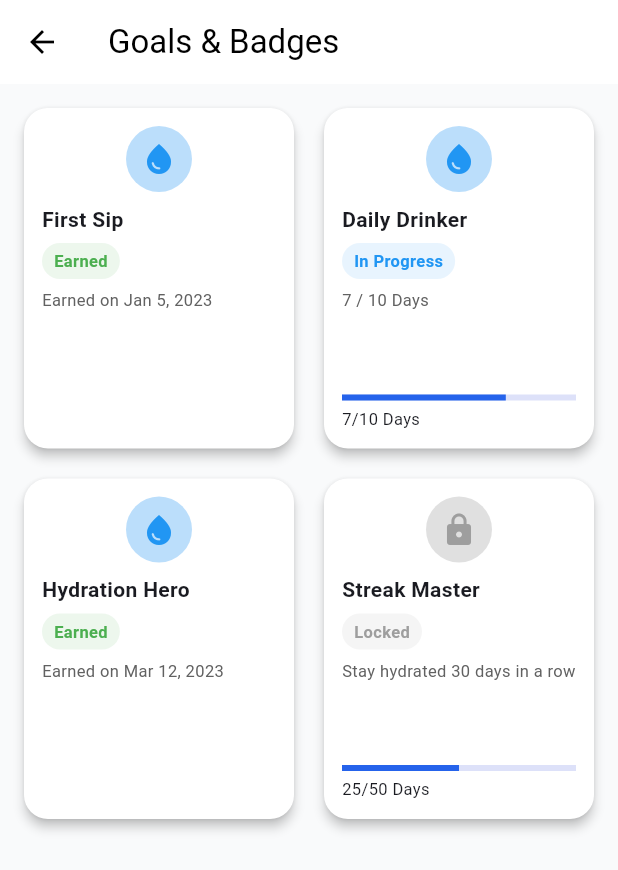
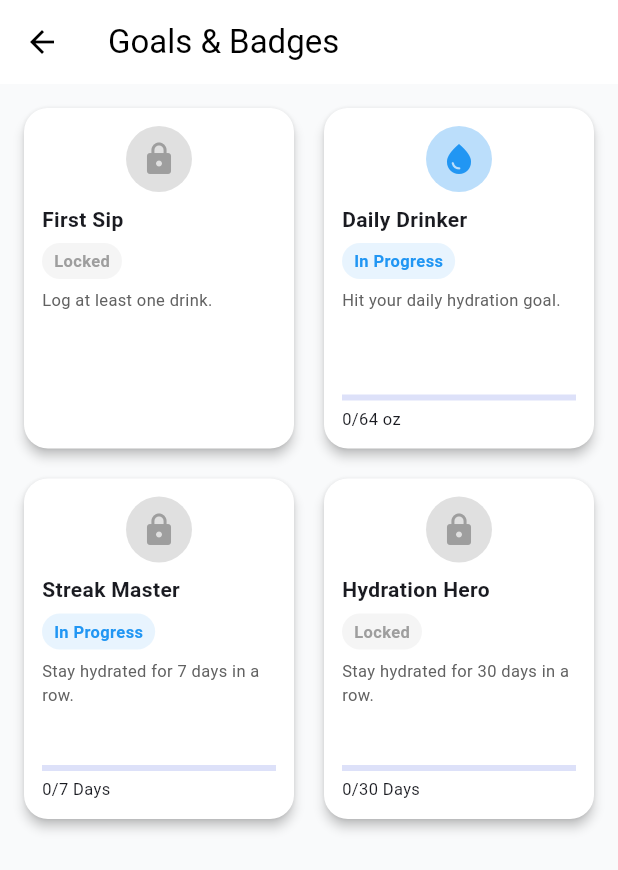
Before and after one commit to Wynter106/HydraTrack, a Flutter app: the UserGoalsScreen screen opened by its route, on a phone screen of 412 x 824 dp. Shown: the top 870 px of the screen. Run offline on Flutter 3.47's test engine with Material 3 defaults, Android fonts, the phone set to English and light mode, and no system bars; our stand-ins replace sqflite; accounts and stored records are empty.

Commit message:
created goals cards
created user goal cards for first time achievements and connecting it with the drink logs.

```diff
--- a/lib/presentation/screens/user_goals_screen.dart
+++ b/lib/presentation/screens/user_goals_screen.dart
@@ -1,58 +1,125 @@
 import 'package:flutter/material.dart';
+import '../../data/dao/drink_logs_dao.dart';
 
-class UserGoalsScreen extends StatelessWidget {
+/// Screen that shows user goals / badges based on real drink logs.
+class UserGoalsScreen extends StatefulWidget {
   const UserGoalsScreen({Key? key}) : super(key: key);
 
   @override
+  State<UserGoalsScreen> createState() => _UserGoalsScreenState();
+}
+
+class _UserGoalsScreenState extends State<UserGoalsScreen> {
+  // Data access object for drink logs
+  final DrinkLogDao _drinkLogDao = DrinkLogDao();
+
+  late Future<_GoalsData> _goalsFuture;
+
+  // For now, fixed daily goal. Later you can load this from UserSettings.
+  static const double _dailyGoalOz = 64.0;
+
+  @override
+  void initState() {
+    super.initState();
+    _goalsFuture = _loadGoals();
+  }
+
+  Future<_GoalsData> _loadGoals() async {
+    final today = DateTime.now();
+
+    final totalToday = await _drinkLogDao.getTotalHydrationOzForDay(today);
+    final streak = await _drinkLogDao.getStreakCount(_dailyGoalOz);
+
+    final percentToday =
+        (totalToday / _dailyGoalOz).clamp(0.0, 1.0) as double;
+
+    return _GoalsData(
+      totalTodayOz: totalToday,
+      goalOz: _dailyGoalOz,
+      todayPercent: percentToday,
+      streakDays: streak,
+    );
+  }
+
+  @override
   Widget build(BuildContext context) {
-    // Simple dummy data goals.
-    final goals = <_GoalCardData>[
-      _GoalCardData(
-        title: 'First Sip',
-        statusLabel: 'Earned',
-        statusColor: Colors.green,
-        description: 'Earned on Jan 5, 2023',
-        progressText: null,
-        isLocked: false,
-      ),
-      _GoalCardData(
-        title: 'Daily Drinker',
-        statusLabel: 'In Progress',
-        statusColor: Colors.blue,
-        description: '7 / 10 Days',
-        progressText: '7/10 Days',
-        progressValue: 0.7,
-        isLocked: false,
-      ),
-      _GoalCardData(
-        title: 'Hydration Hero',
-        statusLabel: 'Earned',
-        statusColor: Colors.green,
-        description: 'Earned on Mar 12, 2023',
-        progressText: null,
-        isLocked: false,
-      ),
-      _GoalCardData(
-        title: 'Streak Master',
-        statusLabel: 'Locked',
-        statusColor: Colors.grey,
-        description: 'Stay hydrated 30 days in a row',
-        progressText: '25/50 Days',
-        progressValue: 0.5,
-        isLocked: true,
-      ),
-    ];
-
     return Scaffold(
       appBar: AppBar(
         title: const Text('Goals & Badges'),
       ),
       body: SafeArea(
-        child: Padding(
+        child: FutureBuilder<_GoalsData>(
+          future: _goalsFuture,
+          builder: (context, snapshot) {
+            if (snapshot.connectionState == ConnectionState.waiting) {
+              return const Center(child: CircularProgressIndicator());
+            }
+            if (snapshot.hasError) {
+              return Center(
+                child: Text('Error loading goals: ${snapshot.error}'),
+              );
+            }
+            if (!snapshot.hasData) {
+              return const Center(child: Text('No goal data yet.'));
+            }
+
+            final data = snapshot.data!;
+
+            // Build cards using REAL progress now
+            final goals = <_GoalCardData>[
+              _GoalCardData(
+                title: 'First Sip',
+                statusLabel:
+                    data.totalTodayOz > 0 ? 'Earned' : 'Locked',
+                statusColor:
+                    data.totalTodayOz > 0 ? Colors.green : Colors.grey,
+                description: 'Log at least one drink.',
+                progressText: null,
+                progressValue: null,
+                isLocked: data.totalTodayOz == 0,
+              ),
+              _GoalCardData(
+                title: 'Daily Drinker',
+                statusLabel:
+                    data.todayPercent >= 1.0 ? 'Earned' : 'In Progress',
+                statusColor:
+                    data.todayPercent >= 1.0 ? Colors.green : Colors.blue,
+                description: 'Hit your daily hydration goal.',
+                progressText:
+                    '${data.totalTodayOz.toStringAsFixed(0)}/${data.goalOz.toStringAsFixed(0)} oz',
+                progressValue: data.todayPercent,
+                isLocked: false,
+              ),
+              _GoalCardData(
+                title: 'Streak Master',
+                statusLabel: data.streakDays >= 7 ? 'Earned' : 'In Progress',
+                statusColor:
+                    data.streakDays >= 7 ? Colors.green : Colors.blue,
+                description: 'Stay hydrated for 7 days in a row.',
+                progressText: '${data.streakDays}/7 Days',
+                progressValue:
+                    (data.streakDays / 7).clamp(0.0, 1.0) as double,
+                isLocked: data.streakDays < 7,
+              ),
+              _GoalCardData(
+                title: 'Hydration Hero',
+                statusLabel: data.streakDays >= 30 ? 'Earned' : 'Locked',
+                statusColor:
+                    data.streakDays >= 30 ? Colors.green : Colors.grey,
+                description: 'Stay hydrated for 30 days in a row.',
+                progressText: '${data.streakDays}/30 Days',
+                progressValue:
+                    (data.streakDays / 30).clamp(0.0, 1.0) as double,
+                isLocked: data.streakDays < 30,
+              ),
+            ];
+
+            return Padding(
               padding: const EdgeInsets.all(12.0),
               child: GridView.builder(
-            gridDelegate: const SliverGridDelegateWithFixedCrossAxisCount(
-              crossAxisCount: 2,
+                gridDelegate:
+                    const SliverGridDelegateWithFixedCrossAxisCount(
+                  crossAxisCount: 2, // two cards per row
                   mainAxisSpacing: 12,
                   crossAxisSpacing: 12,
                   childAspectRatio: 0.8,
@@ -63,13 +130,29 @@ class UserGoalsScreen extends StatelessWidget {
                   return _GoalCard(goal: goal);
                 },
               ),
+            );
+          },
         ),
       ),
     );
   }
 }
 
-// ----- Helper classes/widgets just for this screen
+// ===== Helper classes/data for this screen only =====
+
+class _GoalsData {
+  final double totalTodayOz;
+  final double goalOz;
+  final double todayPercent; // 0–1
+  final int streakDays;
+
+  _GoalsData({
+    required this.totalTodayOz,
+    required this.goalOz,
+    required this.todayPercent,
+    required this.streakDays,
+  });
+}
 
 class _GoalCardData {
   final String title;
@@ -77,7 +160,7 @@ class _GoalCardData {
   final Color statusColor;
   final String description;
   final String? progressText;
-  final double? progressValue;
+  final double? progressValue; // 0.0–1.0
   final bool isLocked;
 
   _GoalCardData({
@@ -112,8 +195,9 @@ class _GoalCard extends StatelessWidget {
             Center(
               child: CircleAvatar(
                 radius: 22,
-                backgroundColor:
-                    goal.isLocked ? Colors.grey.shade300 : Colors.blue.shade100,
+                backgroundColor: goal.isLocked
+                    ? Colors.grey.shade300
+                    : Colors.blue.shade100,
                 child: Icon(
                   goal.isLocked ? Icons.lock : Icons.water_drop,
                   color: goal.isLocked ? Colors.grey : Colors.blue,
@@ -169,7 +253,7 @@ class _GoalCard extends StatelessWidget {
             // Optional progress bar
             if (goal.progressValue != null) ...[
               LinearProgressIndicator(
-                value: goal.progressValue,
+                value: goal.progressValue!.clamp(0.0, 1.0),
                 minHeight: 4,
               ),
               const SizedBox(height: 4),
```
Also changed, not shown: lib/data/dao/drink_logs_dao.dart (+78 -0 lines). Lines whose indentation alone changed are shown as unchanged.
